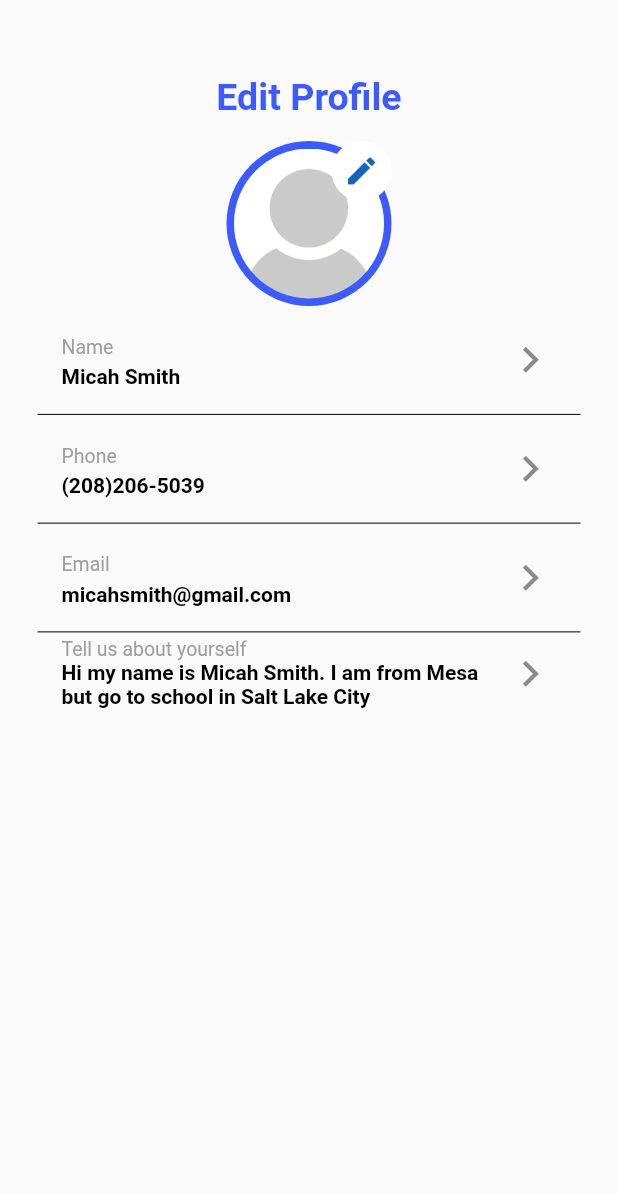
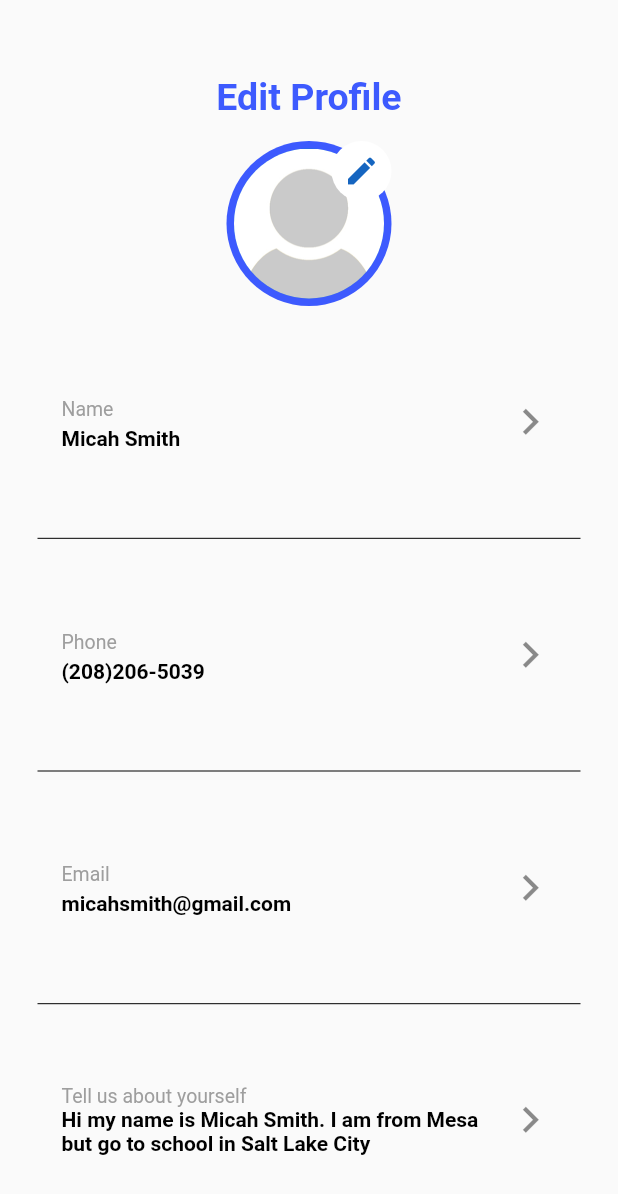
Before and after one commit to dchicchon/flutter-mobile-app, a Flutter app: the screen it shows after launch, on a phone screen of 412 x 824 dp. Shown: the top 1194 px of the screen. Run offline on Flutter 3.47's test engine with Material 2 defaults, Android fonts, the phone set to English and light mode, and no system bars; our stand-ins replace image_picker.

Commit message:
add expanded widgets on rows in MyHomePage

```diff
--- a/lib/MyHomePage.dart
+++ b/lib/MyHomePage.dart
@@ -178,7 +178,8 @@ class _MyHomePageState extends State<MyHomePage> {
                     ),
                   ],
                 ),
-                Row(children: [
+                Expanded(
+                    child: Row(children: [
                   Expanded(
                       child: ListTile(
                           onTap: this.updateName,
@@ -190,9 +191,10 @@ class _MyHomePageState extends State<MyHomePage> {
                                   color: Colors.black,
                                   fontWeight: FontWeight.bold)),
                           trailing: Icon(Icons.navigate_next, size: 35))),
-                ]),
+                ])),
                 Divider(height: 0.5, color: Colors.black),
-                Row(children: [
+                Expanded(
+                    child: Row(children: [
                   Expanded(
                       child: ListTile(
                           onTap: this.updatePhoneNumber,
@@ -204,9 +206,10 @@ class _MyHomePageState extends State<MyHomePage> {
                                   color: Colors.black,
                                   fontWeight: FontWeight.bold)),
                           trailing: Icon(Icons.navigate_next, size: 35)))
-                ]),
+                ])),
                 Divider(height: 0.5, color: Colors.black),
-                Row(children: [
+                Expanded(
+                    child: Row(children: [
                   Expanded(
                       child: ListTile(
                           onTap: this.updateEmail,
@@ -218,9 +221,10 @@ class _MyHomePageState extends State<MyHomePage> {
                                   color: Colors.black,
                                   fontWeight: FontWeight.bold)),
                           trailing: Icon(Icons.navigate_next, size: 35))),
-                ]),
+                ])),
                 Divider(height: 0.5, color: Colors.black),
-                Row(children: [
+                Expanded(
+                    child: Row(children: [
                   Expanded(
                       child: ListTile(
                           onTap: this.updateAbout,
@@ -232,7 +236,7 @@ class _MyHomePageState extends State<MyHomePage> {
                                   color: Colors.black,
                                   fontWeight: FontWeight.bold)),
                           trailing: Icon(Icons.navigate_next, size: 35))),
-                ]),
+                ])),
               ],
             )));
   }
```
